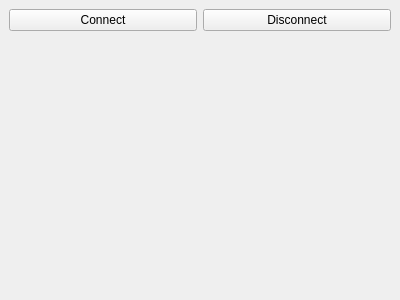
Before: the Qt Designer form Client/Widgets/Communication.ui in CCSEPBVR/CS-IS-PBVR, drawn with Qt 5.
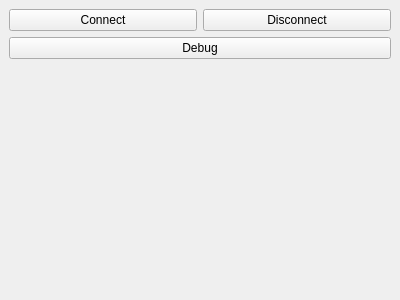
After: the same form once the commit is applied.

Diff of the .ui file:
```diff
--- a/Client/Widgets/Communication.ui
+++ b/Client/Widgets/Communication.ui
@@ -33,7 +33,7 @@
       </item>
      </layout>
     </item>
-    <item row="1" column="0">
+    <item row="3" column="0">
      <spacer name="verticalSpacer">
       <property name="orientation">
        <enum>Qt::Vertical</enum>
@@ -46,6 +46,13 @@
       </property>
      </spacer>
     </item>
+    <item row="1" column="0">
+     <widget class="QPushButton" name="debugPushButton">
+      <property name="text">
+       <string>Debug</string>
+      </property>
+     </widget>
+    </item>
    </layout>
   </widget>
  </widget>
```
